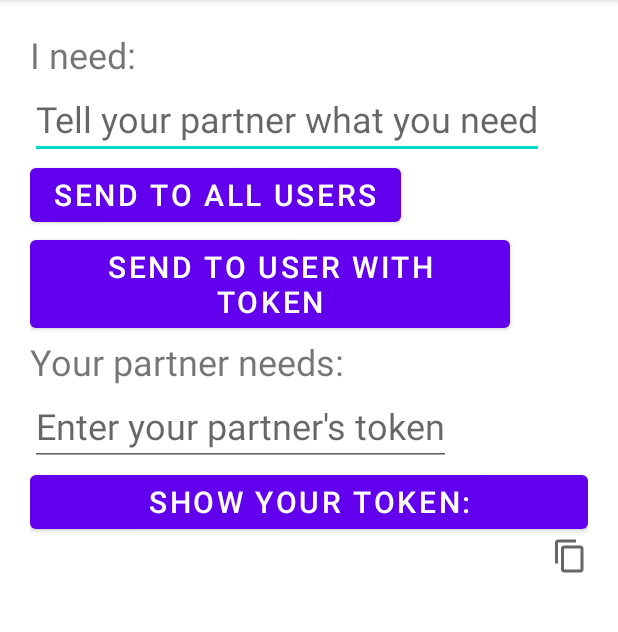
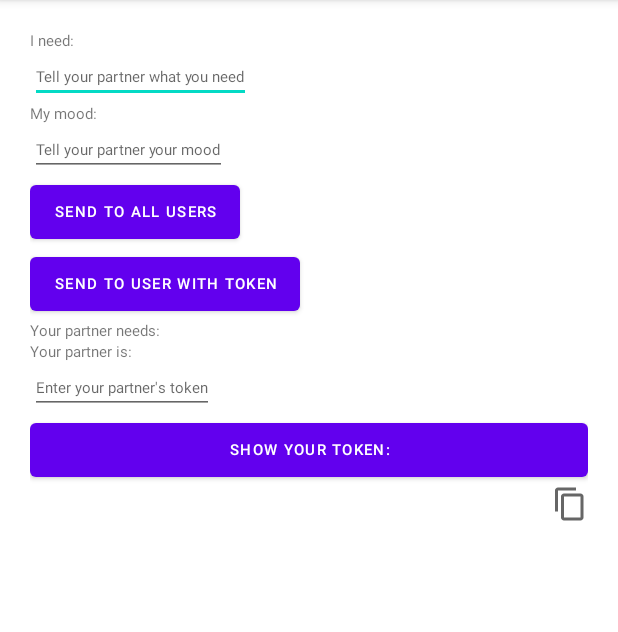
Before and after one commit to NikolaOgnjenovic/Love-Letter, an Android app: the screen it shows after launch (MainActivity), after a tap on "SEND TO ALL USERS", on a phone screen of 412 x 824 dp, the part 84-716 px from its top. Run offline under Robolectric (Android 15) with nearby library versions, the phone set to English and light mode, and no system bars; our stand-ins replace Volley; network calls fail; 1 statement that could not run was skipped.

Commit message:
Fixed notification sending: notifications are sent as json data files which hold the user's mood and needs as values instead of them being put into the notification title and body fields.

```diff
--- a/app/src/main/java/com/example/hagz/AppWidgetProvider.java
+++ b/app/src/main/java/com/example/hagz/AppWidgetProvider.java
@@ -17,10 +17,11 @@ public class AppWidgetProvider extends android.appwidget.AppWidgetProvider {
 
             //Get the widget view
             RemoteViews views = new RemoteViews(context.getPackageName(), R.layout.widget);
-            views.setOnClickPendingIntent(R.id.view, pendingIntent); //Go to main activity on click
+            //Go to main activity on click
+            views.setOnClickPendingIntent(R.id.view, pendingIntent);
             //Display the partner's needs
             views.setTextViewText(R.id.widgetPartnerNeedsView, context.getSharedPreferences("SharedPreferences", Context.MODE_PRIVATE).getString("partnerNeeds", ""));
-
+            views.setTextViewText(R.id.widgetPartnerMoodView, context.getSharedPreferences("SharedPreferences", Context.MODE_PRIVATE).getString("partnerMood", ""));
             //Update the widget
             appWidgetManager.updateAppWidget(appWidgetId, views);
         }
--- a/app/src/main/java/com/example/hagz/FcmNotificationSender.java
+++ b/app/src/main/java/com/example/hagz/FcmNotificationSender.java
@@ -25,33 +25,46 @@ public class FcmNotificationSender {
     private final String postUrl = "https://fcm.googleapis.com/fcm/send";
     private final String fcmServerKey = "AAAA4oeYbBg:APA91bF1WFXLV7NsQO8HB2IYpRk37DJ6SzzhNVoi0oMhj4pqSAGTQI65L44UL66uLjiFweW1Nf2PfJ4FHGP_vlkyueguaKaO611ob3x73aPR_0Pzt8AuyZj0h9BDh1-fn7Z19-9F55ik";
 
-    public FcmNotificationSender(String userFcmToken, String title, String body, Context mContext, Activity mActivity) {
+    /*public FcmNotificationSender(String userFcmToken, String title, String body, Context mContext, Activity mActivity) {
         this.userFcmToken = userFcmToken;
         this.title = title;
         this.body = body;
         this.mContext = mContext;
         this.mActivity = mActivity;
+
+        cvjU7Jl_QE6bG_h8bYRiy1:APA91bGyW14XyZY5pads-sC_LSE685stL019KhLnsF2T_QkQ6dzDgvxDd1MS8m1T1m5by30meMsYCfcLWLwj27VGug_kZCcdpXTIEO-4R0SX6R9nVuyGU3r02mk6YoJ0HpaTPsTnHyT6
+     */
+
+    private String userMood, userNeeds;
+
+    public FcmNotificationSender(String userFcmToken, String userMood, String userNeeds, Context context, Activity activity) {
+        this.userFcmToken = userFcmToken;
+        this.userMood = userMood;
+        this.userNeeds = userNeeds;
+        this.mContext = context;
+        this.mActivity = activity;
     }
-
     public void SendNotifications() {
-
         RequestQueue requestQueue = Volley.newRequestQueue(mActivity);
         JSONObject mainObj = new JSONObject();
         try {
             mainObj.put("to", userFcmToken);
-            JSONObject notificationObject = new JSONObject();
+            /*JSONObject notificationObject = new JSONObject();
             notificationObject.put("title", title);
             notificationObject.put("body", body);
             notificationObject.put("icon", "icon");
-
             mainObj.put("notification", notificationObject);
+            */
+            JSONObject userData = new JSONObject();
+            userData.put("userMood", userMood);
+            userData.put("userNeeds", userNeeds);
+            mainObj.put("data", userData);
 
             JsonObjectRequest request = new JsonObjectRequest(Request.Method.POST, postUrl, mainObj, response -> {
             }, error -> {
             }) {
                 @Override
                 public Map<String, String> getHeaders() {
-
                     Map<String, String> header = new HashMap<>();
                     header.put("content-type", "application/json");
                     header.put("authorization", "key=" + fcmServerKey);
--- a/app/src/main/java/com/example/hagz/MainActivity.java
+++ b/app/src/main/java/com/example/hagz/MainActivity.java
@@ -15,9 +15,9 @@ import com.google.firebase.messaging.FirebaseMessaging;
 
 public class MainActivity extends AppCompatActivity {
 
-    private EditText userNeedsInput, partnerToken;
+    private EditText userNeedsInput, partnerToken, userMoodInput;
     private Button sendAll, sendToPartner, getUserToken;
-    private TextView partnerNeedsView, userTokenView;
+    private TextView partnerNeedsView, userTokenView, partnerMoodView;
     private String userToken;
     private SharedPreferences sharedPreferences;
 
@@ -39,18 +39,20 @@ public class MainActivity extends AppCompatActivity {
         sendToPartner = findViewById(R.id.sendToPartner);
         userTokenView = findViewById(R.id.userToken);
         getUserToken = findViewById(R.id.getUserToken);
+        userMoodInput = findViewById(R.id.userMoodInput);
+        partnerMoodView = findViewById(R.id.partnerMoodView);
     }
 
     private void initialiseListeners() {
         //Send a notification to all users (temp)
         sendAll.setOnClickListener(v -> {
-            FcmNotificationSender notificationSender = new FcmNotificationSender("/topics/all", "Hagz notifier", userNeedsInput.getText().toString(), getApplicationContext(), MainActivity.this);
+            FcmNotificationSender notificationSender = new FcmNotificationSender("/topics/all", userMoodInput.getText().toString(), userNeedsInput.getText().toString(), getApplicationContext(), MainActivity.this);
             notificationSender.SendNotifications();
         });
 
         //Send a notification to the user with the partnerToken token
         sendToPartner.setOnClickListener(v -> {
-            FcmNotificationSender notificationSender = new FcmNotificationSender(partnerToken.getText().toString(), "Hagz notifier", userNeedsInput.getText().toString(), getApplicationContext(), MainActivity.this);
+            FcmNotificationSender notificationSender = new FcmNotificationSender(partnerToken.getText().toString(), userMoodInput.getText().toString(), userNeedsInput.getText().toString(), getApplicationContext(), MainActivity.this);
             notificationSender.SendNotifications();
         });
 
@@ -66,8 +68,12 @@ public class MainActivity extends AppCompatActivity {
         sharedPreferences = getSharedPreferences("SharedPreferences", MODE_PRIVATE);
 
         //Get partner's needs from Shared preferences and display them
-        String partnerNeedsText = partnerNeedsView.getText().toString() + getPartnerNeeds();
+        String partnerNeedsText = partnerNeedsView.getText().toString() + " " + getPartnerNeeds();
         partnerNeedsView.setText(partnerNeedsText);
+
+        //Get the partner's mood from Shared preferences and display them
+        String partnerMoodText = partnerMoodView.getText().toString() + " " +  getPartnerMood();
+        partnerMoodView.setText(partnerMoodText);
 
         //Display the user's token
         userTokenView.setText(getUserToken());
@@ -85,6 +91,10 @@ public class MainActivity extends AppCompatActivity {
         return sharedPreferences.getString("partnerNeeds", "");
     }
 
+    private String getPartnerMood() {
+        return sharedPreferences.getString("partnerMood", "");
+    }
+
     //Copies the given String into the device's clipboard
     private void copyText(String text) {
         ClipboardManager myClipboard = (ClipboardManager)  getSystemService(CLIPBOARD_SERVICE); //Get the clipboard service
--- a/app/src/main/res/layout/activity_main.xml
+++ b/app/src/main/res/layout/activity_main.xml
@@ -9,11 +9,10 @@
     android:padding="20sp">
 
     <TextView
-        android:id="@+id/userNeedsView"
         android:layout_width="match_parent"
         android:layout_height="wrap_content"
         android:text="@string/user_needs"
-        android:textSize="24sp"/>
+        android:textSize="10sp"/>
 
     <EditText
         android:id="@+id/userNeedsInput"
@@ -22,28 +21,50 @@
         android:hint="@string/user_needs_input_hint"
         android:autofillHints=""
         android:inputType="text"
-        android:textSize="24sp"/>
+        android:textSize="10sp"/>
+
+    <TextView
+        android:layout_width="match_parent"
+        android:layout_height="wrap_content"
+        android:text="@string/user_mood"
+        android:textSize="10sp"/>
+
+    <EditText
+        android:id="@+id/userMoodInput"
+        android:layout_width="wrap_content"
+        android:layout_height="wrap_content"
+        android:hint="@string/user_mood_input_hint"
+        android:autofillHints=""
+        android:inputType="text"
+        android:textSize="10sp"/>
 
     <Button
         android:id="@+id/sendAll"
         android:layout_width="wrap_content"
         android:layout_height="wrap_content"
         android:text="send to all users"
-        android:textSize="20sp"/>
+        android:textSize="10sp"/>
 
     <Button
         android:id="@+id/sendToPartner"
         android:layout_width="wrap_content"
         android:layout_height="wrap_content"
         android:text="send to user with token"
-        android:textSize="20sp"/>
+        android:textSize="10sp"/>
 
     <TextView
         android:id="@+id/partnerNeedsView"
         android:layout_width="match_parent"
         android:layout_height="wrap_content"
         android:text="@string/partner_needs"
-        android:textSize="24sp"/>
+        android:textSize="10sp"/>
+
+    <TextView
+        android:id="@+id/partnerMoodView"
+        android:layout_width="match_parent"
+        android:layout_height="wrap_content"
+        android:text="@string/partner_mood"
+        android:textSize="10sp"/>
 
     <EditText
         android:id="@+id/partnerToken"
@@ -52,14 +73,14 @@
         android:hint="@string/partners_token"
         android:autofillHints=""
         android:inputType="text"
-        android:textSize="24sp"/>
+        android:textSize="10sp"/>
 
     <Button
         android:id="@+id/getUserToken"
         android:layout_width="match_parent"
         android:layout_height="wrap_content"
         android:text="@string/get_user_token"
-        android:textSize="20sp"/>
+        android:textSize="10sp"/>
 
     <TextView
         android:id="@+id/userToken"
--- a/app/src/main/res/values/strings.xml
+++ b/app/src/main/res/values/strings.xml
@@ -1,10 +1,13 @@
 <resources>
     <string name="app_name">hagz</string>
-    <string name="partner_needs">"Your partner needs: "</string>
+    <string name="partner_needs">Your partner needs: </string>
     <string name="user_needs">I need:</string>
     <string name="user_needs_input_hint">Tell your partner what you need</string>
     <string name="partners_token">Enter your partner\'s token</string>
-    <string name="user_token">"Your token: "</string>
+    <string name="user_token">Your token: </string>
     <string name="get_user_token">Show your token:</string>
     <string name="copied_user_token">Copied user token</string>
+    <string name="partner_mood">Your partner is: </string>
+    <string name="user_mood">My mood:</string>
+    <string name="user_mood_input_hint">Tell your partner your mood</string>
 </resources>
```
Also changed, not shown: app/src/main/java/com/example/hagz/FirebaseMessagingService.java (+31 -26 lines), app/src/main/res/layout/widget.xml (+12 -0 lines).
